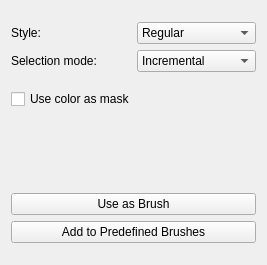
KDE/krita, file krita/plugins/paintops/libpaintop/wdgcustombrush.ui: the form before one commit.
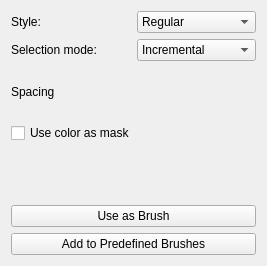
The form after the commit. Custom widgets are drawn as their Qt base class.

Commit message: Improve workflow for creating custom brushes. The global selection is now respected when the regular brush is created.

```diff
--- a/krita/plugins/paintops/libpaintop/wdgcustombrush.ui
+++ b/krita/plugins/paintops/libpaintop/wdgcustombrush.ui
@@ -3,22 +3,22 @@
  <comment></comment>
  <exportmacro></exportmacro>
  <class>KisWdgCustomBrush</class>
- <widget class="QWidget" name="KisWdgCustomBrush" >
-  <property name="geometry" >
+ <widget class="QWidget" name="KisWdgCustomBrush">
+  <property name="geometry">
    <rect>
     <x>0</x>
     <y>0</y>
     <width>267</width>
-    <height>265</height>
+    <height>266</height>
    </rect>
   </property>
-  <layout class="QVBoxLayout" >
-   <property name="margin" >
-    <number>11</number>
-   </property>
-   <property name="spacing" >
+  <layout class="QVBoxLayout">
+   <property name="spacing">
     <number>6</number>
    </property>
+   <property name="margin">
+    <number>11</number>
+   </property>
    <item>
     <layout class="QGridLayout" >
      <property name="margin" >
@@ -93,20 +93,34 @@
     </layout>
    </item>
    <item>
-    <widget class="QCheckBox" name="colorAsMask" >
-     <property name="text" >
+    <layout class="QHBoxLayout" name="horizontalLayout" stretch="0,1">
+     <item>
+      <widget class="QLabel" name="spacingLbl">
+       <property name="text">
+        <string>Spacing</string>
+       </property>
+      </widget>
+     </item>
+     <item>
+      <widget class="KisDoubleSliderSpinBox" name="spacingSlider" native="true"/>
+     </item>
+    </layout>
+   </item>
+   <item>
+    <widget class="QCheckBox" name="colorAsMask">
+     <property name="text">
       <string>Use color as mask</string>
      </property>
     </widget>
    </item>
    <item>
-    <layout class="QHBoxLayout" >
-     <property name="margin" >
-      <number>0</number>
-     </property>
-     <property name="spacing" >
+    <layout class="QHBoxLayout">
+     <property name="spacing">
       <number>6</number>
      </property>
+     <property name="margin">
+      <number>0</number>
+     </property>
      <item>
       <spacer>
        <property name="orientation" >
@@ -124,11 +138,9 @@
       </spacer>
      </item>
      <item>
-      <widget class="QLabel" name="preview" >
-       <property name="sizePolicy" >
-        <sizepolicy>
-         <hsizetype>0</hsizetype>
-         <vsizetype>0</vsizetype>
+      <widget class="QLabel" name="preview">
+       <property name="sizePolicy">
+        <sizepolicy hsizetype="Fixed" vsizetype="Fixed">
          <horstretch>0</horstretch>
          <verstretch>0</verstretch>
         </sizepolicy>
@@ -163,13 +175,13 @@
     </layout>
    </item>
    <item>
-    <layout class="QVBoxLayout" >
-     <property name="margin" >
-      <number>0</number>
-     </property>
-     <property name="spacing" >
+    <layout class="QVBoxLayout">
+     <property name="spacing">
       <number>6</number>
      </property>
+     <property name="margin">
+      <number>0</number>
+     </property>
      <item>
       <widget class="QPushButton" name="brushButton" >
        <property name="text" >
@@ -188,7 +200,15 @@
    </item>
   </layout>
  </widget>
- <layoutdefault spacing="6" margin="11" />
+ <layoutdefault spacing="6" margin="11"/>
+ <customwidgets>
+  <customwidget>
+   <class>KisDoubleSliderSpinBox</class>
+   <extends>QWidget</extends>
+   <header>kis_slider_spin_box.h</header>
+   <container>1</container>
+  </customwidget>
+ </customwidgets>
  <resources/>
  <connections/>
 </ui>
```
Left out of the diff: 74 changed lines with no effect on the pictures. The commit also changes 2 other files.
